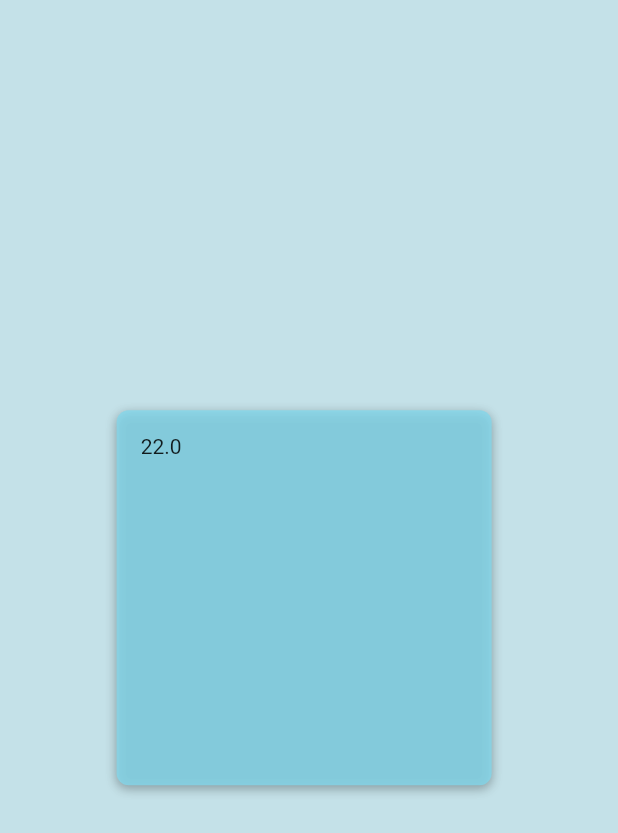
After one commit to triplekingg/Electricity-bill-calculator, a Flutter app: the Result screen opened directly, on a phone screen of 412 x 824 dp. The commit adds this screen. Shown: the top 833 px of the screen. Run offline on Flutter 3.47's test engine with Material 2 defaults, Android fonts, the phone set to English and light mode, and no system bars; our stand-ins replace flutter_spinkit.

Commit message:
make changes

```diff
--- a/lib/loadingscreen.dart
+++ b/lib/loadingscreen.dart
@@ -3,6 +3,7 @@
 import 'package:flutter/material.dart';
 import 'package:flutter_spinkit/flutter_spinkit.dart';
 import 'package:p1/main.dart';
+import 'results.dart';
 
 class Loading extends StatefulWidget {
   @override
@@ -18,10 +19,7 @@ class _ResultState extends State<Loading> {
         const Duration(seconds: 3),
         () => Navigator.push(
               context,
-              MaterialPageRoute(
-                  builder: (context) => MyHomePage(
-                        title: 'Blah',
-                      )),
+              MaterialPageRoute(builder: (context) => Result(22)),
             ));
   }
 
--- /dev/null
+++ b/lib/results.dart
@@ -0,0 +1,41 @@
+import 'package:flutter/material.dart';
+
+class Result extends StatelessWidget {
+  double result;
+
+  Result(this.result);
+
+  @override
+  Widget build(BuildContext context) {
+    return Scaffold(
+      backgroundColor: Color.fromARGB(199, 180, 217, 225),
+      body: Align(
+        alignment: AlignmentDirectional(-0.05, -0.05),
+        child: Padding(
+          padding: EdgeInsetsDirectional.fromSTEB(16, 16, 16, 16),
+          child: Container(
+            width: 250,
+            height: 250,
+            constraints: BoxConstraints(
+              maxWidth: double.infinity,
+            ),
+            decoration: BoxDecoration(
+              color: Color.fromARGB(200, 130, 215, 235),
+              boxShadow: [
+                BoxShadow(
+                  blurRadius: 5,
+                  color: Color(0x4D000000),
+                  offset: Offset(0, 2),
+                )
+              ],
+              borderRadius: BorderRadius.circular(8),
+            ),
+            child: Padding(
+                padding: EdgeInsetsDirectional.fromSTEB(16, 16, 16, 16),
+                child: Text(result.toString())),
+          ),
+        ),
+      ),
+    );
+  }
+}
```
